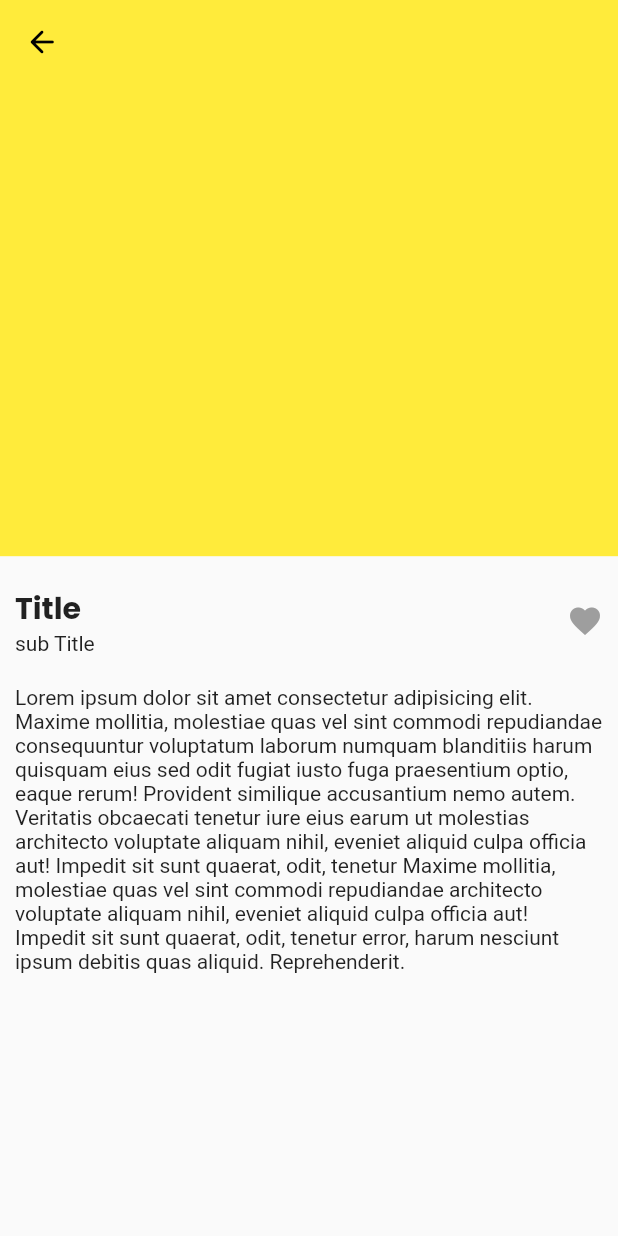
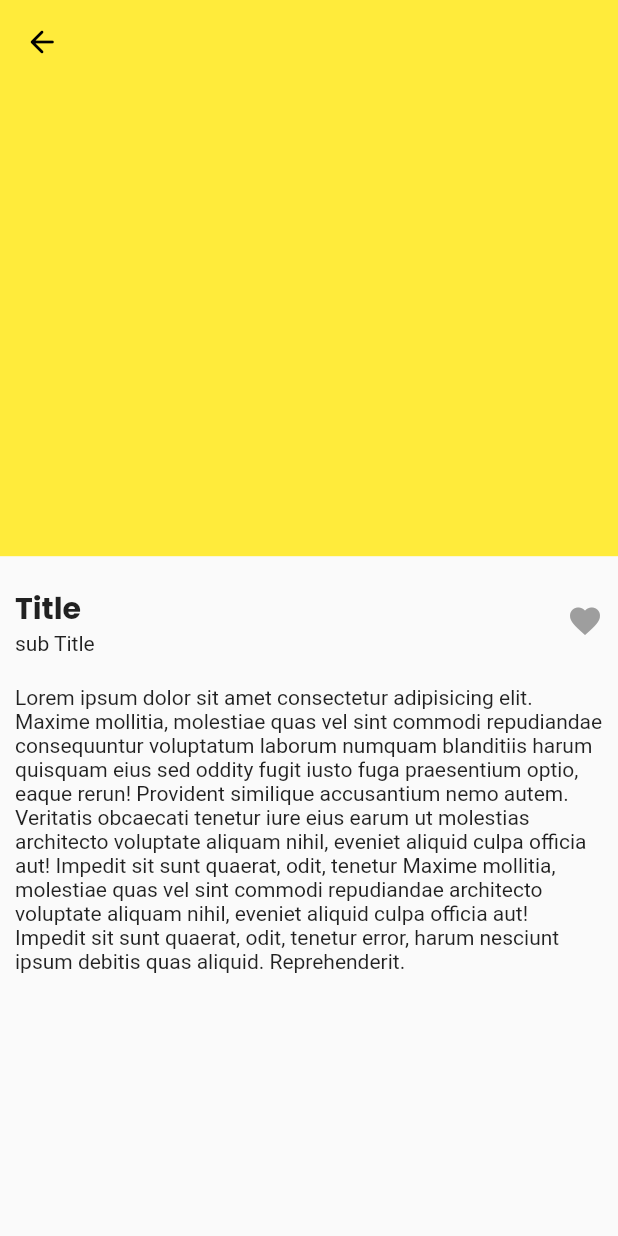
Before and after one commit to monirhelalee/animation_with_flutter, a Flutter app: the screen it shows after launch, after a tap on "Title", on a phone screen of 412 x 824 dp. Run offline on Flutter 3.47's test engine with Material 2 defaults, Android fonts, the phone set to English and light mode, and no system bars; our stand-ins replace google_fonts.

Commit message:
some change

```diff
--- a/lib/details_page.dart
+++ b/lib/details_page.dart
@@ -67,13 +67,13 @@ class _DetailsPageState extends State<DetailsPage> {
                 ],
               ),
             ),
-            Padding(
-              padding: const EdgeInsets.symmetric(horizontal: 10.0),
+            const Padding(
+              padding: EdgeInsets.symmetric(horizontal: 10.0),
               child: Text(
                   "Lorem ipsum dolor sit amet consectetur adipisicing elit. "
                   "Maxime mollitia, molestiae quas vel sint commodi repudiandae"
                   " consequuntur voluptatum laborum numquam blanditiis harum quisquam eius "
-                  "sed odit fugiat iusto fuga praesentium optio, eaque rerum!"
+                  "sed oddity fugit iusto fuga praesentium optio, eaque rerun!"
                   " Provident similique accusantium nemo autem. "
                   "Veritatis obcaecati tenetur iure eius earum ut molestias"
                   " architecto voluptate aliquam nihil, eveniet aliquid "
--- a/lib/home_page.dart
+++ b/lib/home_page.dart
@@ -11,6 +11,8 @@ class HomePage extends StatefulWidget {
 }
 
 class _HomePageState extends State<HomePage> {
+  final GlobalKey _listKey = GlobalKey();
+
   @override
   Widget build(BuildContext context) {
     var h = MediaQuery.of(context).size.height;
@@ -42,8 +44,9 @@ class _HomePageState extends State<HomePage> {
                   ],
                 ),
               ),
-              Expanded(
+              Flexible(
                 child: ListView.builder(
+                    key: _listKey,
                     itemCount: 100,
                     itemBuilder: (context, index) {
                       return Padding(
```
